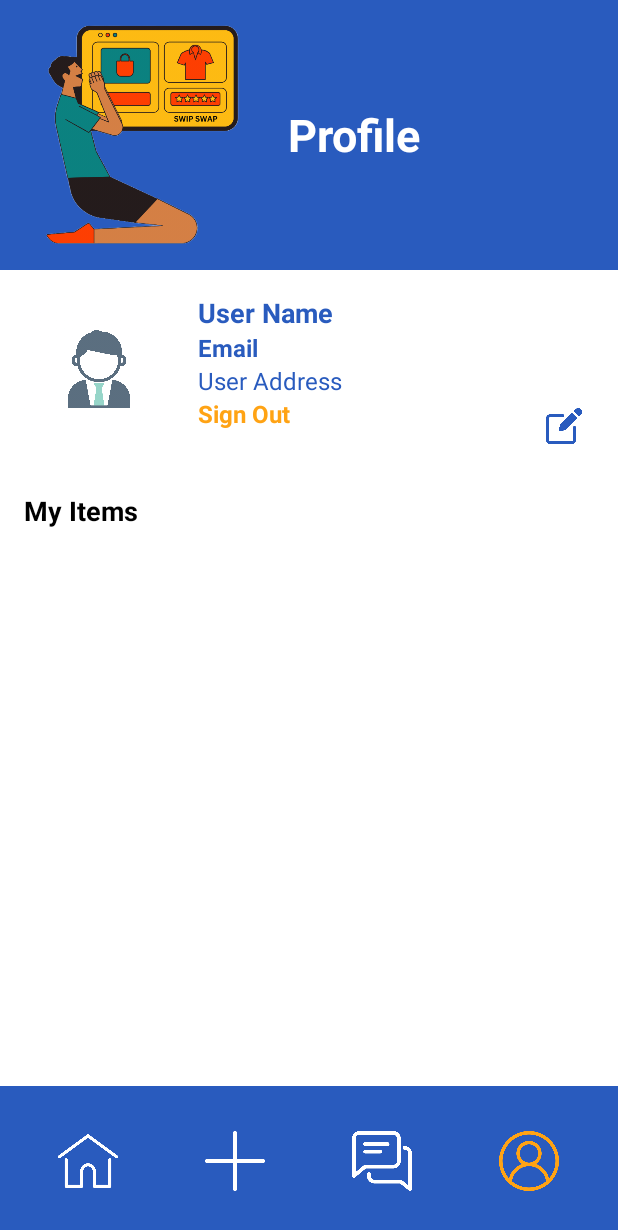
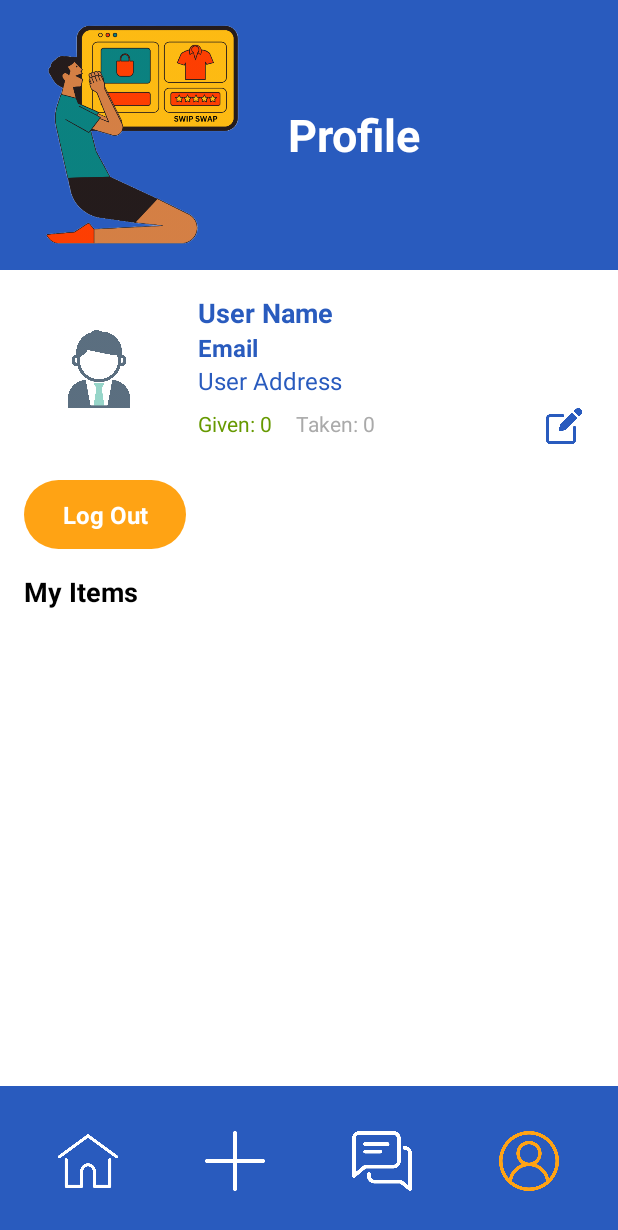
Before and after one commit to HenryBoyakhchyan/SwipSwap-SamsungFinalProject-, an Android app built with Jetpack Compose: the UserActivity screen opened directly, with no data from a screen before it, on a phone screen of 412 x 824 dp. Shown: the top 1230 px of the screen. Run offline under Robolectric (Android 15) with nearby library versions, the light colour scheme and no system bars; our stand-ins replace Firebase (no records; nobody signed in at launch, a user with empty details on screens opened directly).

Commit message:
ProfileGivenTakenCount

```diff
--- a/app/src/main/java/com/example/swipswapsamsungfinalproject/UserActivity.java
+++ b/app/src/main/java/com/example/swipswapsamsungfinalproject/UserActivity.java
@@ -36,7 +36,7 @@ import java.util.List;
 public class UserActivity extends AppCompatActivity {
 
     private ImageView profileImage, home, plus, chat, user, editProfileButton;
-    private TextView userName, userEmail, userAddress;
+    private TextView userName, userEmail, userAddress, tvGivenCount, tvTakenCount;
     private RecyclerView recyclerViewUserItems;
     private ItemAdapter itemAdapter;
     private List<ItemCard> itemList = new ArrayList<>();
@@ -67,6 +67,10 @@ public class UserActivity extends AppCompatActivity {
         home = findViewById(R.id.home);
         user = findViewById(R.id.user);
         editProfileButton = findViewById(R.id.edit_profile_button);
+
+        tvGivenCount = findViewById(R.id.tvGivenCount);
+        tvTakenCount = findViewById(R.id.tvTakenCount);
+
 
         // Setup RecyclerView
         itemAdapter = new ItemAdapter(this, itemList);
@@ -123,6 +127,13 @@ public class UserActivity extends AppCompatActivity {
                             userName.setText(user.getName());
                             userAddress.setText(user.getAddress());
                             userEmail.setText(user.getEmail());
+                            int givenCount = user.getGiven();
+                            int takenCount = user.getTaken();
+
+                            String givenText = "Given: " + givenCount;
+                            String takenText = "Taken: " + takenCount;
+                            tvGivenCount.setText(givenText);
+                            tvTakenCount.setText(takenText);
 
                             String blob = user.getProfileImageBlob();
                             if (blob != null && !blob.isEmpty()) {
--- /dev/null
+++ b/app/src/main/res/drawable/rounded_button_bg.xml
@@ -0,0 +1,4 @@
+<shape xmlns:android="http://schemas.android.com/apk/res/android" android:shape="rectangle">
+    <solid android:color="@color/orange"/>
+    <corners android:radius="30dp"/>
+</shape>
--- a/app/src/main/res/layout/activity_profile.xml
+++ b/app/src/main/res/layout/activity_profile.xml
@@ -94,16 +94,34 @@
                             android:text="User Address"
                             android:textColor="@color/primaryBlue"
                             android:textSize="16sp" />
+                        <LinearLayout
+                            android:id="@+id/itemStatsContainer"
+                            android:layout_width="wrap_content"
+                            android:layout_height="wrap_content"
+                            android:orientation="horizontal"
+                            android:layout_marginTop="8dp">
 
-                        <TextView
-                            android:id="@+id/signOutLink"
-                            android:layout_width="match_parent"
-                            android:layout_height="wrap_content"
-                            android:text="Sign Out"
-                            android:textColor="@color/orange"
-                            android:textSize="16sp"
-                            android:textStyle="bold" />
+                            <TextView
+                                android:id="@+id/tvGivenCount"
+                                android:layout_width="wrap_content"
+                                android:layout_height="wrap_content"
+                                android:text="Given: 0"
+                                android:textSize="14sp"
+                                android:textColor="@android:color/holo_green_dark"
+                                android:layout_marginEnd="16dp" />
+
+                            <TextView
+                                android:id="@+id/tvTakenCount"
+                                android:layout_width="wrap_content"
+                                android:layout_height="wrap_content"
+                                android:text="Taken: 0"
+                                android:textSize="14sp"
+                                android:textColor="@android:color/darker_gray" />
+
+                        </LinearLayout>
+
                     </LinearLayout>
+
                 </LinearLayout>
 
                 <ImageView
@@ -121,6 +139,23 @@
 
             </RelativeLayout>
 
+            <!-- Properly aligned Log Out button -->
+
+
+            <TextView
+                android:id="@+id/signOutLink"
+                android:layout_width="108dp"
+                android:layout_height="wrap_content"
+                android:layout_marginStart="16dp"
+                android:layout_marginTop="8dp"
+                android:layout_marginEnd="16dp"
+                android:background="@drawable/rounded_button_bg"
+                android:gravity="center"
+                android:paddingVertical="12dp"
+                android:text="Log Out"
+                android:textColor="@android:color/white"
+                android:textSize="16sp"
+                android:textStyle="bold" />
 
             <TextView
                 android:layout_width="match_parent"
```
Also changed, not shown: app/src/main/java/com/example/swipswapsamsungfinalproject/User.java (+23 -1 lines).
